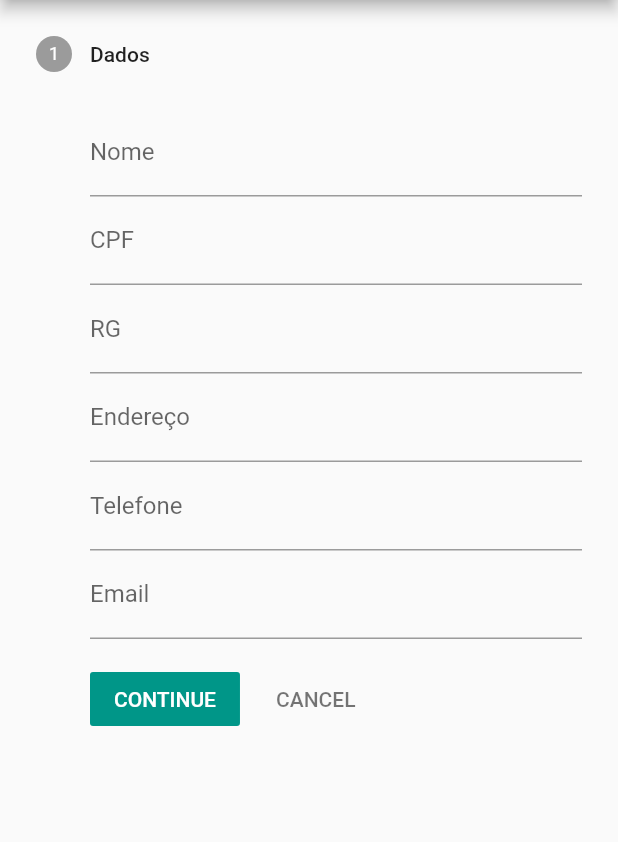
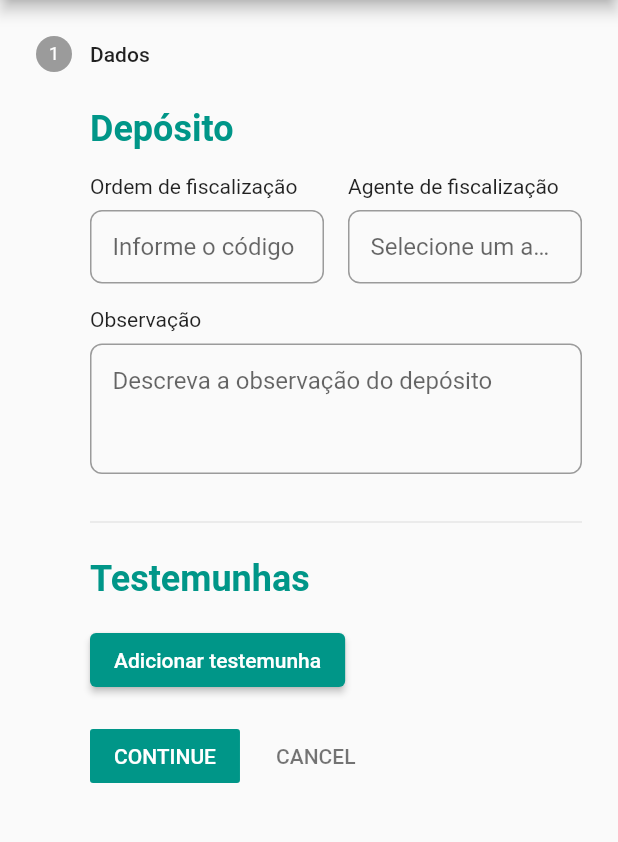
Before and after one commit to thiagonascimento8512/fiscalizacaosemas, a Flutter app: the CadastrarDeposito screen opened by its route, on a phone screen of 412 x 824 dp, the part 84-926 px from its top. Run offline on Flutter 3.47's test engine with Material 2 defaults, Android fonts, the phone set to English and light mode, and no system bars; our stand-ins replace extended_masked_text, google_maps_flutter, nb_utils.

Commit message:
Created deposito dados step

```diff
--- a/lib/screens/apreensao_deposito/deposito/steps/deposito_dados_step.dart
+++ b/lib/screens/apreensao_deposito/deposito/steps/deposito_dados_step.dart
@@ -1,4 +1,9 @@
 import 'package:flutter/material.dart';
+import 'package:nb_utils/nb_utils.dart';
+import 'package:semasfiscalizacao/common_widgets/custom_fields.dart';
+import 'package:semasfiscalizacao/common_widgets/section_title.dart';
+
+import '../../../../common_widgets/cadastro_testemunhas_screen.dart';
 
 class DepositoDadosStep extends StatefulWidget {
   const DepositoDadosStep({super.key});
@@ -8,40 +13,52 @@ class DepositoDadosStep extends StatefulWidget {
 }
 
 class _DepositoDadosStepState extends State<DepositoDadosStep> {
+  void showTestemunhaDialog() {
+    showDialog(
+      barrierDismissible: false,
+      context: context,
+      builder: (BuildContext context) {
+        return const CadastroTestemunhaScreen();
+      },
+    );
+  }
+
   @override
   Widget build(BuildContext context) {
     return Form(
       child: Column(
+        crossAxisAlignment: CrossAxisAlignment.start,
         children: [
-          TextFormField(
-            decoration: const InputDecoration(
-              labelText: 'Nome',
-            ),
+          const SectionTitle(title: 'Depósito'),
+          16.height,
+          Row(
+            children: [
+              Expanded(
+                child: customTextField(
+                    label: 'Ordem de fiscalização', hint: 'Informe o código'),
+              ),
+              16.width,
+              Expanded(
+                child: customTextField(
+                    label: 'Agente de fiscalização',
+                    hint: 'Selecione um agente de fiscalização'),
+              ),
+            ],
           ),
-          TextFormField(
-            decoration: const InputDecoration(
-              labelText: 'CPF',
-            ),
+          16.height,
+          customTextField(
+            label: 'Observação',
+            hint: 'Descreva a observação do depósito',
+            lines: 3,
           ),
-          TextFormField(
-            decoration: const InputDecoration(
-              labelText: 'RG',
-            ),
-          ),
-          TextFormField(
-            decoration: const InputDecoration(
-              labelText: 'Endereço',
-            ),
-          ),
-          TextFormField(
-            decoration: const InputDecoration(
-              labelText: 'Telefone',
-            ),
-          ),
-          TextFormField(
-            decoration: const InputDecoration(
-              labelText: 'Email',
-            ),
+          24.height,
+          const Divider(),
+          16.height,
+          const SectionTitle(title: 'Testemunhas'),
+          16.height,
+          ElevatedButton(
+            onPressed: showTestemunhaDialog,
+            child: const Text('Adicionar testemunha'),
           ),
         ],
       ),
```
